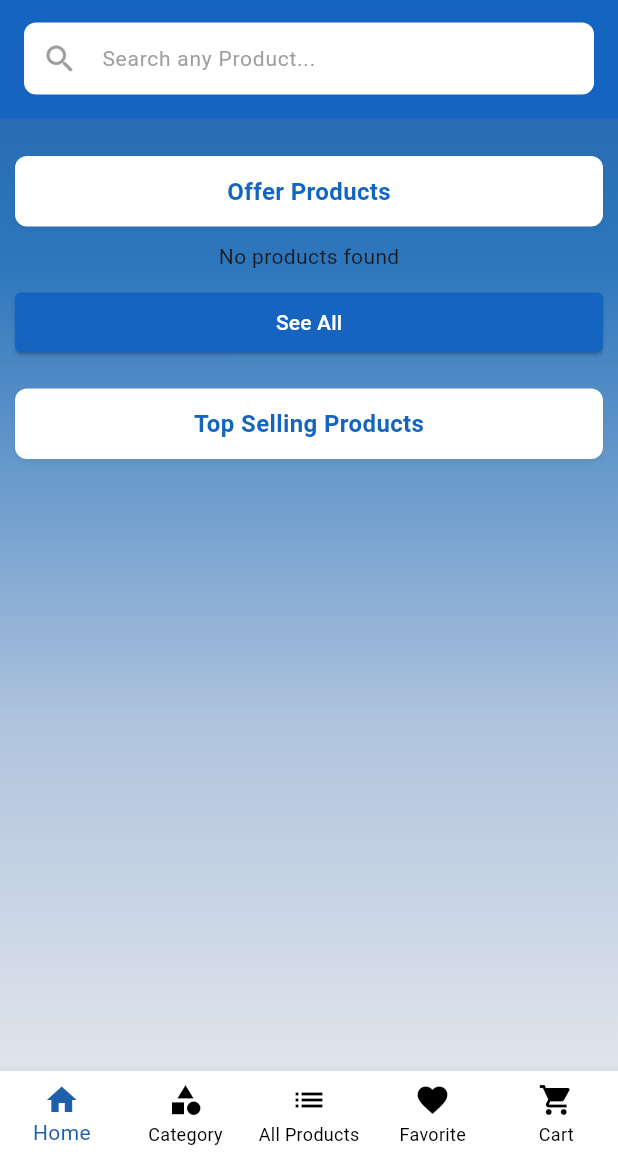
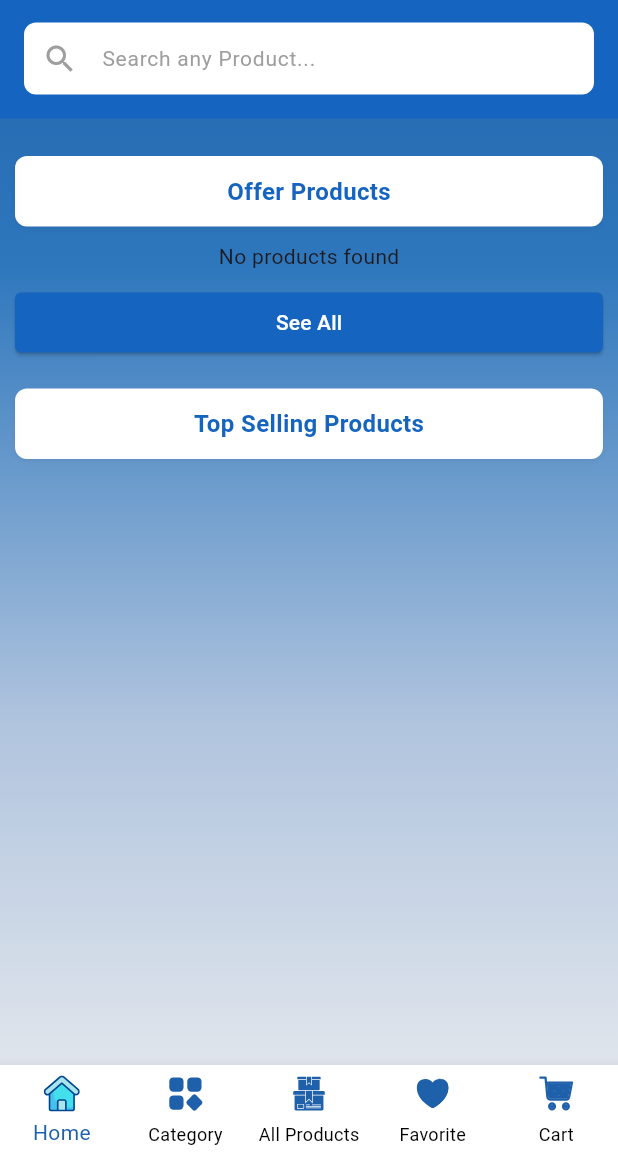
Before and after one commit to SomratSH/jj_mart, a Flutter app: the LandingPage screen opened directly, on a phone screen of 412 x 824 dp, the part 78-1236 px from its top. Run offline on Flutter 3.47's test engine with Material 3 defaults, Android fonts, the phone set to English and light mode, and no system bars; our stand-ins replace carousel_slider, flutter_svg, shared_preferences; accounts and stored records are empty; network calls fail.

Commit message:
home icon and category icon changes done

```diff
--- a/lib/presentation/auth/login_page.dart
+++ b/lib/presentation/auth/login_page.dart
@@ -169,6 +169,7 @@ class _JMartSignInScreenState extends State<JMartSignInScreen> {
                 height: 50,
                 child: ElevatedButton(
                   onPressed: () async {
+                    print("login");
                     // Handle sign in
                     final mobile = mobileController.text;
                     final password = passwordController.text;
--- a/lib/presentation/landing/landing_page.dart
+++ b/lib/presentation/landing/landing_page.dart
@@ -1,4 +1,5 @@
 import 'package:flutter/material.dart';
+import 'package:flutter_svg/svg.dart';
 import 'package:jj_mart/presentation/all_product/all_product_page.dart';
 import 'package:jj_mart/presentation/catagory/catagory_page.dart';
 import 'package:jj_mart/presentation/favourite/favourite_page.dart';
@@ -33,32 +34,54 @@ class _LandingPageState extends State<LandingPage> {
   currentIndex: _selectedIndex,
   onTap: (index) => setState(() => _selectedIndex = index),
   type: BottomNavigationBarType.fixed,
-        selectedItemColor: Color(0xFF1E60AA),
+  selectedItemColor: const Color(0xFF1E60AA),
   unselectedItemColor: Colors.black,
   showUnselectedLabels: true,
-        items: const [
-          BottomNavigationBarItem(icon: Icon(Icons.home), label: "Home"),
+  items: [
     BottomNavigationBarItem(
-            icon: Icon(Icons.category),
+      icon: _buildSvgIcon("assets/icon/home-button.svg", 0),
+      label: "Home",
+    ),
+    BottomNavigationBarItem(
+      icon: _buildSvgIcon("assets/icon/category.svg", 1),
       label: "Category",
     ),
     BottomNavigationBarItem(
-            icon: Icon(Icons.list),
+      icon: _buildSvgIcon("assets/icon/boxes.svg", 2),
       label: "All Products",
     ),
     BottomNavigationBarItem(
-            icon: Icon(Icons.favorite),
+      icon: _buildSvgIcon("assets/icon/favorite.svg", 3),
       label: "Favorite",
     ),
     BottomNavigationBarItem(
-            icon: Icon(Icons.shopping_cart),
+      icon: _buildSvgIcon("assets/icon/cart.svg", 4),
       label: "Cart",
     ),
   ],
 ),
     );
   }
+Widget _buildSvgIcon(String assetPath, int index) {
+  final bool isActive = _selectedIndex == index;
 
+  return Padding(
+    padding: const EdgeInsets.only(bottom: 4),
+    child: SvgPicture.asset(
+      assetPath,
+      height: 24,
+      width: 24,
+      // If active, null means "show original colors"
+      // If inactive, apply the specific Color(0xFF1E60AA)
+      colorFilter: isActive
+          ? null
+          : const ColorFilter.mode(
+              Color(0xFF1E60AA),
+              BlendMode.srcIn,
+            ),
+    ),
+  );
+}
   // --- Widgets ---
 }
 
--- a/lib/presentation/profile/profile_page.dart
+++ b/lib/presentation/profile/profile_page.dart
@@ -41,7 +41,8 @@ class _LayoutState extends State<Layout> {
     // final subTotal = total + deliveryCharge;
 
     return Scaffold(
-      body: DecoratedBox(
+      body: Container(
+        height: double.infinity,
         decoration: const BoxDecoration(
           gradient: LinearGradient(
             begin: Alignment.topCenter,
--- a/lib/provider/category_provider/category_provider.dart
+++ b/lib/provider/category_provider/category_provider.dart
@@ -1,4 +1,5 @@
 import 'dart:convert';
+import 'package:flutter/foundation.dart';
 import 'package:flutter/material.dart';
 import 'package:http/http.dart' as http;
 import 'package:jj_mart/model/category_model.dart';
@@ -29,6 +30,9 @@ class CategoryProvider with ChangeNotifier {
           'Authorization': 'Bearer $token',
         },);
       if (response.statusCode == 200) {
+        if(kDebugMode){
+          debugPrint(response.body);
+        }
         final Map<String, dynamic> decodedData = json.decode(response.body);
         final List<dynamic> data = decodedData['data'];
 
--- a/pubspec.yaml
+++ b/pubspec.yaml
@@ -38,6 +38,7 @@ dependencies:
   shared_preferences: ^2.5.4
   provider: ^6.1.5+1
   carousel_slider: ^5.1.2
+  flutter_svg: ^2.2.4
 
 dev_dependencies:
   flutter_test:
@@ -64,6 +65,7 @@ flutter:
   assets:
     - assets/logo/
     - assets/image/
+    - assets/icon/
   #   - images/a_dot_ham.jpeg
 
   # An image asset can refer to one or more resolution-specific "variants", see
```
Also changed, not shown: lib/presentation/catagory/catagory_page.dart (+87 -66 lines), assets/icon/baby-products.svg (added), assets/icon/boxes.svg (added), assets/icon/cart.svg (added), assets/icon/category.svg (added), assets/icon/favorite.svg (added), assets/icon/food.svg (added), assets/icon/health.svg (added), assets/icon/home-button.svg (added), assets/icon/home.svg (added), assets/icon/personal care.svg (added), assets/icon/pet.svg (added), assets/icon/sport.svg (added), assets/icon/stationary.svg (added), 1 more files, 1 other file. Lines whose indentation alone changed are shown as unchanged.
